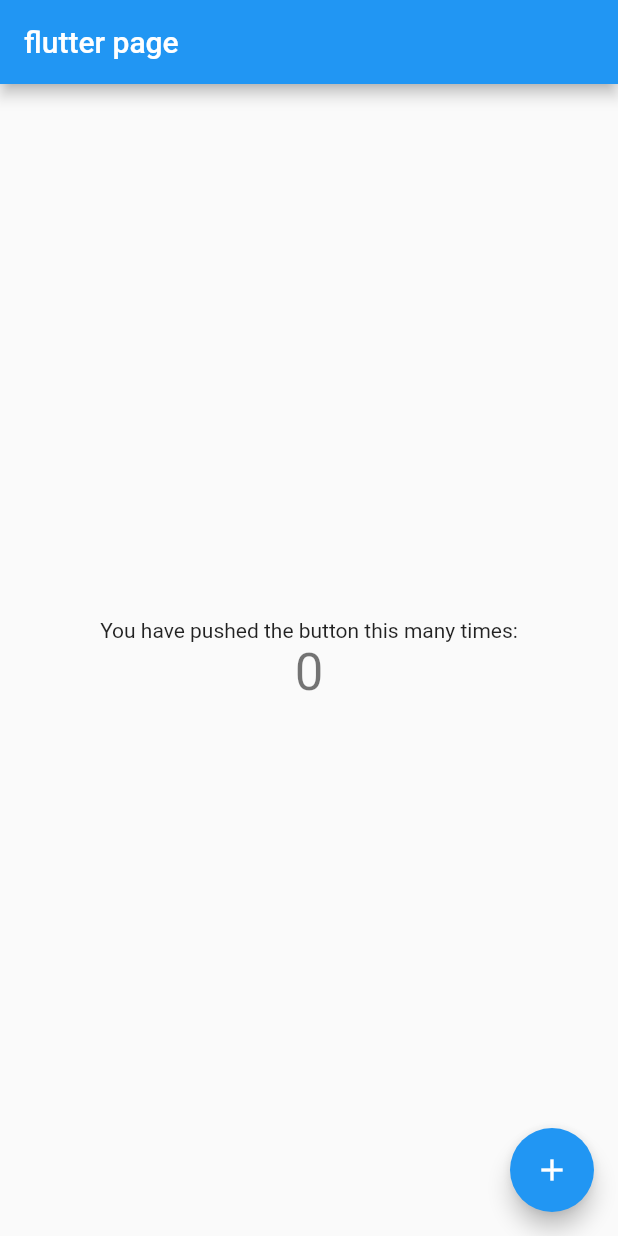
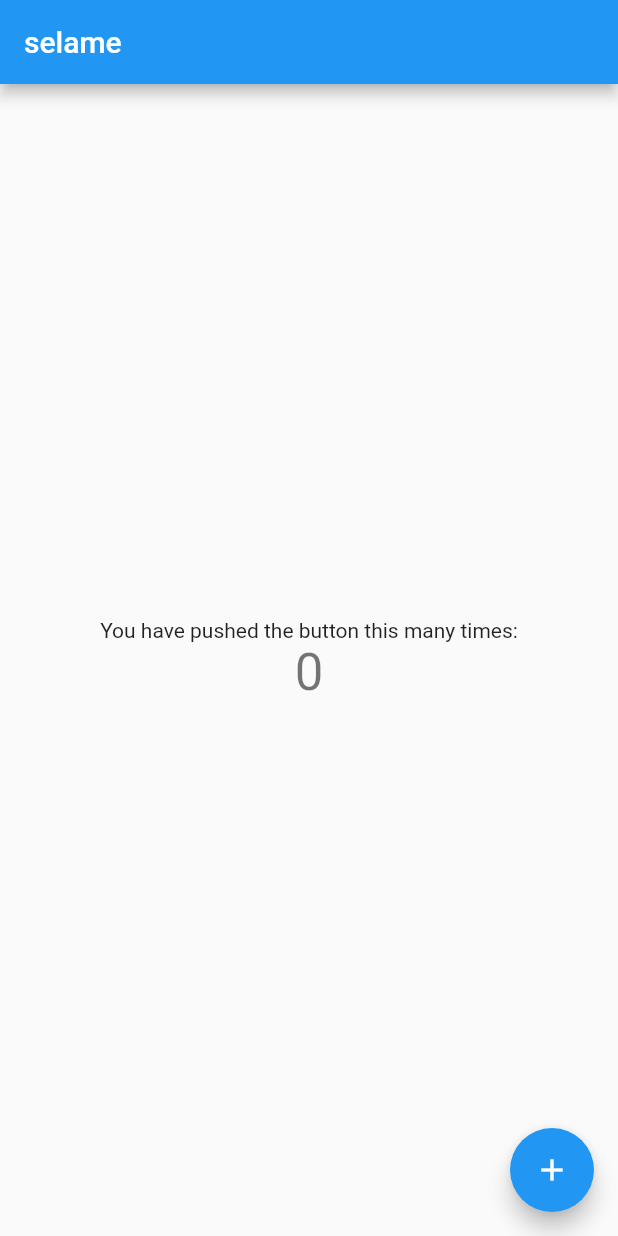
Before and after one commit to Selamawit-Siferh/flutter4, a Flutter app: the screen it shows after launch, on a phone screen of 412 x 824 dp. Run offline on Flutter 3.47's test engine with Material 2 defaults, Android fonts, the phone set to English and light mode, and no system bars.

Commit message:
I changed  main.dart files

```diff
--- a/app1/lib/main.dart
+++ b/app1/lib/main.dart
@@ -73,7 +73,7 @@ class _MyHomePageState extends State<MyHomePage> {
       appBar: AppBar(
         // Here we take the value from the MyHomePage object that was created by
         // the App.build method, and use it to set our appbar title.
-        title: Text('flutter page'),
+        title: const Text('selame'),
       ),
       body: Center(
         // Center is a layout widget. It takes a single child and positions it
```
